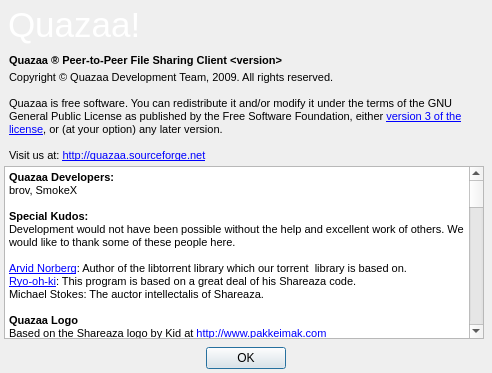
c3c/quazaa, file trunk/UI/dialogabout.ui: the form before one commit.
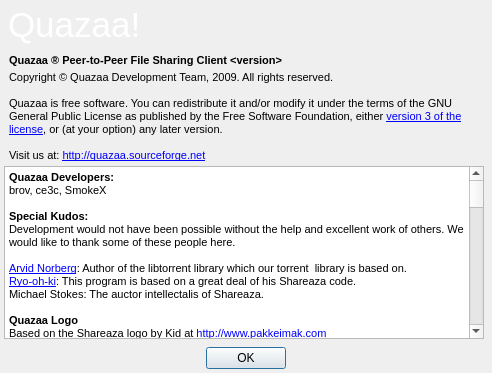
The form after the commit. Icons and pictures are not drawn.

Commit message: Some memory leaks fixed. More changes to Quazaa OS skin.

```diff
--- a/trunk/UI/dialogabout.ui
+++ b/trunk/UI/dialogabout.ui
@@ -162,95 +162,95 @@
         <string>&lt;!DOCTYPE HTML PUBLIC &quot;-//W3C//DTD HTML 4.0//EN&quot; &quot;http://www.w3.org/TR/REC-html40/strict.dtd&quot;&gt;
 &lt;html&gt;&lt;head&gt;&lt;meta name=&quot;qrichtext&quot; content=&quot;1&quot; /&gt;&lt;style type=&quot;text/css&quot;&gt;
 p, li { white-space: pre-wrap; }
-&lt;/style&gt;&lt;/head&gt;&lt;body style=&quot; font-family:'MS Shell Dlg 2'; font-size:8.25pt; font-weight:400; font-style:normal;&quot;&gt;
+&lt;/style&gt;&lt;/head&gt;&lt;body style=&quot; font-family:'Sans'; font-size:9pt; font-weight:400; font-style:normal;&quot;&gt;
 &lt;table border=&quot;0&quot; style=&quot;-qt-table-type: root; margin-top:4px; margin-bottom:4px; margin-left:4px; margin-right:4px;&quot;&gt;
 &lt;tr&gt;
 &lt;td style=&quot;border: none;&quot;&gt;
-&lt;p style=&quot; margin-top:0px; margin-bottom:0px; margin-left:0px; margin-right:0px; -qt-block-indent:0; text-indent:0px;&quot;&gt;&lt;span style=&quot; font-size:8pt; font-weight:600;&quot;&gt;Quazaa Developers:&lt;/span&gt;&lt;/p&gt;
-&lt;p style=&quot; margin-top:0px; margin-bottom:0px; margin-left:0px; margin-right:0px; -qt-block-indent:0; text-indent:0px;&quot;&gt;&lt;span style=&quot; font-size:8pt;&quot;&gt;brov, SmokeX&lt;/span&gt;&lt;/p&gt;
-&lt;p style=&quot;-qt-paragraph-type:empty; margin-top:0px; margin-bottom:0px; margin-left:0px; margin-right:0px; -qt-block-indent:0; text-indent:0px; font-size:8pt;&quot;&gt;&lt;/p&gt;
-&lt;p style=&quot; margin-top:0px; margin-bottom:0px; margin-left:0px; margin-right:0px; -qt-block-indent:0; text-indent:0px;&quot;&gt;&lt;span style=&quot; font-size:8pt; font-weight:600;&quot;&gt;Special Kudos:&lt;/span&gt;&lt;/p&gt;
-&lt;p style=&quot; margin-top:0px; margin-bottom:0px; margin-left:0px; margin-right:0px; -qt-block-indent:0; text-indent:0px;&quot;&gt;&lt;span style=&quot; font-size:8pt;&quot;&gt;Development would not have been possible without the help and excellent work of others. We would like to thank some of these people here.&lt;/span&gt;&lt;/p&gt;
-&lt;p style=&quot;-qt-paragraph-type:empty; margin-top:0px; margin-bottom:0px; margin-left:0px; margin-right:0px; -qt-block-indent:0; text-indent:0px; font-size:8pt;&quot;&gt;&lt;/p&gt;
-&lt;p style=&quot; margin-top:0px; margin-bottom:0px; margin-left:0px; margin-right:0px; -qt-block-indent:0; text-indent:0px;&quot;&gt;&lt;a href=&quot;http://www.rasterbar.com&quot;&gt;&lt;span style=&quot; font-size:8pt; text-decoration: underline; color:#0000ff;&quot;&gt;Arvid Norberg&lt;/span&gt;&lt;/a&gt;&lt;span style=&quot; font-size:8pt;&quot;&gt;: Author of the libtorrent library which our torrent  library is based on.&lt;/span&gt;&lt;/p&gt;
-&lt;p style=&quot; margin-top:0px; margin-bottom:0px; margin-left:0px; margin-right:0px; -qt-block-indent:0; text-indent:0px;&quot;&gt;&lt;a href=&quot;http://www.cherubicsoft.com/&quot;&gt;&lt;span style=&quot; font-size:8pt; text-decoration: underline; color:#0000ff;&quot;&gt;Ryo-oh-ki&lt;/span&gt;&lt;/a&gt;&lt;span style=&quot; font-size:8pt;&quot;&gt;: This program is based on a great deal of his Shareaza code. &lt;/span&gt;&lt;/p&gt;
-&lt;p style=&quot; margin-top:0px; margin-bottom:0px; margin-left:0px; margin-right:0px; -qt-block-indent:0; text-indent:0px;&quot;&gt;&lt;span style=&quot; font-size:8pt;&quot;&gt;Michael Stokes: The auctor intellectalis of Shareaza.&lt;/span&gt;&lt;/p&gt;
-&lt;p style=&quot;-qt-paragraph-type:empty; margin-top:0px; margin-bottom:0px; margin-left:0px; margin-right:0px; -qt-block-indent:0; text-indent:0px; font-size:8pt;&quot;&gt;&lt;/p&gt;
-&lt;p style=&quot; margin-top:0px; margin-bottom:0px; margin-left:0px; margin-right:0px; -qt-block-indent:0; text-indent:0px;&quot;&gt;&lt;span style=&quot; font-size:8pt; font-weight:600;&quot;&gt;Quazaa Logo&lt;/span&gt;&lt;/p&gt;
-&lt;p style=&quot; margin-top:0px; margin-bottom:0px; margin-left:0px; margin-right:0px; -qt-block-indent:0; text-indent:0px;&quot;&gt;&lt;span style=&quot; font-size:8pt;&quot;&gt;Based on the Shareaza logo by Kid at &lt;/span&gt;&lt;a href=&quot;http://www.pakkeimak.com&quot;&gt;&lt;span style=&quot; font-size:8pt; text-decoration: underline; color:#0000ff;&quot;&gt;http://www.pakkeimak.com&lt;/span&gt;&lt;/a&gt;&lt;/p&gt;
-&lt;p style=&quot;-qt-paragraph-type:empty; margin-top:0px; margin-bottom:0px; margin-left:0px; margin-right:0px; -qt-block-indent:0; text-indent:0px; font-size:8pt;&quot;&gt;&lt;/p&gt;
-&lt;p style=&quot; margin-top:0px; margin-bottom:0px; margin-left:0px; margin-right:0px; -qt-block-indent:0; text-indent:0px;&quot;&gt;&lt;span style=&quot; font-size:8pt; font-weight:600;&quot;&gt;Quazaa Concept and Design&lt;/span&gt;&lt;/p&gt;
-&lt;p style=&quot; margin-top:0px; margin-bottom:0px; margin-left:0px; margin-right:0px; -qt-block-indent:0; text-indent:0px;&quot;&gt;&lt;span style=&quot; font-size:8pt;&quot;&gt;Cyko, Old Death, Rolandas&lt;/span&gt;&lt;/p&gt;
-&lt;p style=&quot;-qt-paragraph-type:empty; margin-top:0px; margin-bottom:0px; margin-left:0px; margin-right:0px; -qt-block-indent:0; text-indent:0px; font-size:8pt;&quot;&gt;&lt;/p&gt;
-&lt;p style=&quot; margin-top:0px; margin-bottom:0px; margin-left:0px; margin-right:0px; -qt-block-indent:0; text-indent:0px;&quot;&gt;&lt;span style=&quot; font-size:8pt; font-weight:600;&quot;&gt;Quazaa Language Translators&lt;/span&gt;&lt;/p&gt;
-&lt;p style=&quot; margin-top:0px; margin-bottom:0px; margin-left:0px; margin-right:0px; -qt-block-indent:0; text-indent:0px;&quot;&gt;&lt;span style=&quot; font-size:8pt;&quot;&gt;Oce&lt;/span&gt;&lt;/p&gt;
-&lt;p style=&quot;-qt-paragraph-type:empty; margin-top:0px; margin-bottom:0px; margin-left:0px; margin-right:0px; -qt-block-indent:0; text-indent:0px; font-size:8pt;&quot;&gt;&lt;/p&gt;
-&lt;p style=&quot; margin-top:0px; margin-bottom:0px; margin-left:0px; margin-right:0px; -qt-block-indent:0; text-indent:0px;&quot;&gt;&lt;span style=&quot; font-size:8pt; font-weight:600;&quot;&gt;Quazaa Website&lt;/span&gt;&lt;/p&gt;
-&lt;p style=&quot; margin-top:0px; margin-bottom:0px; margin-left:0px; margin-right:0px; -qt-block-indent:0; text-indent:0px;&quot;&gt;&lt;span style=&quot; font-size:8pt;&quot;&gt;ce3c, Cyko&lt;/span&gt;&lt;/p&gt;
-&lt;p style=&quot;-qt-paragraph-type:empty; margin-top:0px; margin-bottom:0px; margin-left:0px; margin-right:0px; -qt-block-indent:0; text-indent:0px; font-size:8pt;&quot;&gt;&lt;/p&gt;
-&lt;p style=&quot; margin-top:0px; margin-bottom:0px; margin-left:0px; margin-right:0px; -qt-block-indent:0; text-indent:0px;&quot;&gt;&lt;span style=&quot; font-size:8pt; font-weight:600;&quot;&gt;Quazaa Wiki&lt;/span&gt;&lt;/p&gt;
-&lt;p style=&quot; margin-top:0px; margin-bottom:0px; margin-left:0px; margin-right:0px; -qt-block-indent:0; text-indent:0px;&quot;&gt;&lt;span style=&quot; font-size:8pt;&quot;&gt;Cyko, Oce, Old Death&lt;/span&gt;&lt;/p&gt;
-&lt;p style=&quot;-qt-paragraph-type:empty; margin-top:0px; margin-bottom:0px; margin-left:0px; margin-right:0px; -qt-block-indent:0; text-indent:0px; font-size:8pt;&quot;&gt;&lt;/p&gt;
-&lt;p style=&quot; margin-top:0px; margin-bottom:0px; margin-left:0px; margin-right:0px; -qt-block-indent:0; text-indent:0px;&quot;&gt;&lt;span style=&quot; font-size:8pt; font-weight:600;&quot;&gt;Quazaa Chat Server Hosting&lt;/span&gt;&lt;/p&gt;
-&lt;p style=&quot; margin-top:0px; margin-bottom:0px; margin-left:0px; margin-right:0px; -qt-block-indent:0; text-indent:0px;&quot;&gt;&lt;span style=&quot; font-size:8pt;&quot;&gt;irc.p2pchat.net&lt;/span&gt;&lt;/p&gt;
-&lt;p style=&quot;-qt-paragraph-type:empty; margin-top:0px; margin-bottom:0px; margin-left:0px; margin-right:0px; -qt-block-indent:0; text-indent:0px; font-size:8pt;&quot;&gt;&lt;/p&gt;
-&lt;p style=&quot; margin-top:0px; margin-bottom:0px; margin-left:0px; margin-right:0px; -qt-block-indent:0; text-indent:0px;&quot;&gt;&lt;span style=&quot; font-size:8pt; font-weight:600;&quot;&gt;Thanks to the Quazaa community!&lt;/span&gt;&lt;/p&gt;
-&lt;p style=&quot; margin-top:0px; margin-bottom:0px; margin-left:0px; margin-right:0px; -qt-block-indent:0; text-indent:0px;&quot;&gt;&lt;span style=&quot; font-size:8pt;&quot;&gt;Thanks to everyone who helped us in the forums and Quazaa IRC chatrooms. Those of you who help new users, troubleshoot user's technical problems, submit bug reports or help create the security lists.&lt;/span&gt;&lt;/p&gt;
-&lt;p style=&quot;-qt-paragraph-type:empty; margin-top:0px; margin-bottom:0px; margin-left:0px; margin-right:0px; -qt-block-indent:0; text-indent:0px; font-size:8pt;&quot;&gt;&lt;/p&gt;
-&lt;p style=&quot; margin-top:0px; margin-bottom:0px; margin-left:0px; margin-right:0px; -qt-block-indent:0; text-indent:0px;&quot;&gt;&lt;span style=&quot; font-size:8pt;&quot;&gt;We give special thanks to the Forum Moderators and Chatroom Operators:&lt;/span&gt;&lt;/p&gt;
-&lt;p style=&quot;-qt-paragraph-type:empty; margin-top:0px; margin-bottom:0px; margin-left:0px; margin-right:0px; -qt-block-indent:0; text-indent:0px; font-size:8pt;&quot;&gt;&lt;/p&gt;
-&lt;p style=&quot; margin-top:0px; margin-bottom:0px; margin-left:0px; margin-right:0px; -qt-block-indent:0; text-indent:0px;&quot;&gt;&lt;span style=&quot; font-size:8pt; font-weight:600;&quot;&gt;Forum Moderators&lt;/span&gt;&lt;/p&gt;
-&lt;p style=&quot; margin-top:0px; margin-bottom:0px; margin-left:0px; margin-right:0px; -qt-block-indent:0; text-indent:0px;&quot;&gt;&lt;span style=&quot; font-size:8pt;&quot;&gt;Quazaa forum superadmins: ce3c, Cyko, Kath, Old Death&lt;/span&gt;&lt;/p&gt;
-&lt;p style=&quot;-qt-paragraph-type:empty; margin-top:0px; margin-bottom:0px; margin-left:0px; margin-right:0px; -qt-block-indent:0; text-indent:0px; font-size:8pt;&quot;&gt;&lt;/p&gt;
-&lt;p style=&quot; margin-top:0px; margin-bottom:0px; margin-left:0px; margin-right:0px; -qt-block-indent:0; text-indent:0px;&quot;&gt;&lt;span style=&quot; font-size:8pt; font-weight:600;&quot;&gt;Quazaa Chat Operators&lt;/span&gt;&lt;/p&gt;
-&lt;p style=&quot; margin-top:0px; margin-bottom:0px; margin-left:0px; margin-right:0px; -qt-block-indent:0; text-indent:0px;&quot;&gt;&lt;span style=&quot; font-size:8pt;&quot;&gt;Kath: Quazaa Super Operator&lt;/span&gt;&lt;/p&gt;
-&lt;p style=&quot;-qt-paragraph-type:empty; margin-top:0px; margin-bottom:0px; margin-left:0px; margin-right:0px; -qt-block-indent:0; text-indent:0px; font-size:8pt;&quot;&gt;&lt;/p&gt;
-&lt;p style=&quot; margin-top:0px; margin-bottom:0px; margin-left:0px; margin-right:0px; -qt-block-indent:0; text-indent:0px;&quot;&gt;&lt;span style=&quot; font-size:8pt; font-weight:600;&quot;&gt;The Shareaza Development Team&lt;/span&gt;&lt;/p&gt;
-&lt;p style=&quot; margin-top:0px; margin-bottom:0px; margin-left:0px; margin-right:0px; -qt-block-indent:0; text-indent:0px;&quot;&gt;&lt;span style=&quot; font-size:8pt;&quot;&gt;ale5000, Cyko_01, dcat, ivan386, Rolandas, Ryo-oh-ki, SkinVista, WildCard, _peer_, _slv_, a178235, brov, ceejay.dk, coolg1026, Cyberbob, DWKnight, Eperales, Frontier, FrYGuY, heavy_baby, Higgy, kevogod, kobayan, ogg123, jlh, jonatkins, micro, Mosteo, Paul Bludov, Rayner, roo_koo_too, Stealth, SteventB, tcwinkler, ten9, Thesage, TUW, Wai, zero9999, Zone-MR, Zootella&lt;/span&gt;&lt;/p&gt;
-&lt;p style=&quot;-qt-paragraph-type:empty; margin-top:0px; margin-bottom:0px; margin-left:0px; margin-right:0px; -qt-block-indent:0; text-indent:0px; font-size:8pt;&quot;&gt;&lt;/p&gt;
-&lt;p style=&quot; margin-top:0px; margin-bottom:0px; margin-left:0px; margin-right:0px; -qt-block-indent:0; text-indent:0px;&quot;&gt;&lt;span style=&quot; font-size:8pt; font-weight:600;&quot;&gt;This application is based largely on:&lt;/span&gt;&lt;/p&gt;
+&lt;p style=&quot; margin-top:0px; margin-bottom:0px; margin-left:0px; margin-right:0px; -qt-block-indent:0; text-indent:0px;&quot;&gt;&lt;span style=&quot; font-family:'MS Shell Dlg 2'; font-size:8pt; font-weight:600;&quot;&gt;Quazaa Developers:&lt;/span&gt;&lt;/p&gt;
+&lt;p style=&quot; margin-top:0px; margin-bottom:0px; margin-left:0px; margin-right:0px; -qt-block-indent:0; text-indent:0px;&quot;&gt;&lt;span style=&quot; font-family:'MS Shell Dlg 2'; font-size:8pt;&quot;&gt;brov, ce3c, SmokeX&lt;/span&gt;&lt;/p&gt;
+&lt;p style=&quot;-qt-paragraph-type:empty; margin-top:0px; margin-bottom:0px; margin-left:0px; margin-right:0px; -qt-block-indent:0; text-indent:0px; font-family:'MS Shell Dlg 2'; font-size:8pt;&quot;&gt;&lt;/p&gt;
+&lt;p style=&quot; margin-top:0px; margin-bottom:0px; margin-left:0px; margin-right:0px; -qt-block-indent:0; text-indent:0px;&quot;&gt;&lt;span style=&quot; font-family:'MS Shell Dlg 2'; font-size:8pt; font-weight:600;&quot;&gt;Special Kudos:&lt;/span&gt;&lt;/p&gt;
+&lt;p style=&quot; margin-top:0px; margin-bottom:0px; margin-left:0px; margin-right:0px; -qt-block-indent:0; text-indent:0px;&quot;&gt;&lt;span style=&quot; font-family:'MS Shell Dlg 2'; font-size:8pt;&quot;&gt;Development would not have been possible without the help and excellent work of others. We would like to thank some of these people here.&lt;/span&gt;&lt;/p&gt;
+&lt;p style=&quot;-qt-paragraph-type:empty; margin-top:0px; margin-bottom:0px; margin-left:0px; margin-right:0px; -qt-block-indent:0; text-indent:0px; font-family:'MS Shell Dlg 2'; font-size:8pt;&quot;&gt;&lt;/p&gt;
+&lt;p style=&quot; margin-top:0px; margin-bottom:0px; margin-left:0px; margin-right:0px; -qt-block-indent:0; text-indent:0px;&quot;&gt;&lt;a href=&quot;http://www.rasterbar.com&quot;&gt;&lt;span style=&quot; font-family:'MS Shell Dlg 2'; font-size:8pt; text-decoration: underline; color:#0000ff;&quot;&gt;Arvid Norberg&lt;/span&gt;&lt;/a&gt;&lt;span style=&quot; font-family:'MS Shell Dlg 2'; font-size:8pt;&quot;&gt;: Author of the libtorrent library which our torrent  library is based on.&lt;/span&gt;&lt;/p&gt;
+&lt;p style=&quot; margin-top:0px; margin-bottom:0px; margin-left:0px; margin-right:0px; -qt-block-indent:0; text-indent:0px;&quot;&gt;&lt;a href=&quot;http://www.cherubicsoft.com/&quot;&gt;&lt;span style=&quot; font-family:'MS Shell Dlg 2'; font-size:8pt; text-decoration: underline; color:#0000ff;&quot;&gt;Ryo-oh-ki&lt;/span&gt;&lt;/a&gt;&lt;span style=&quot; font-family:'MS Shell Dlg 2'; font-size:8pt;&quot;&gt;: This program is based on a great deal of his Shareaza code. &lt;/span&gt;&lt;/p&gt;
+&lt;p style=&quot; margin-top:0px; margin-bottom:0px; margin-left:0px; margin-right:0px; -qt-block-indent:0; text-indent:0px;&quot;&gt;&lt;span style=&quot; font-family:'MS Shell Dlg 2'; font-size:8pt;&quot;&gt;Michael Stokes: The auctor intellectalis of Shareaza.&lt;/span&gt;&lt;/p&gt;
+&lt;p style=&quot;-qt-paragraph-type:empty; margin-top:0px; margin-bottom:0px; margin-left:0px; margin-right:0px; -qt-block-indent:0; text-indent:0px; font-family:'MS Shell Dlg 2'; font-size:8pt;&quot;&gt;&lt;/p&gt;
+&lt;p style=&quot; margin-top:0px; margin-bottom:0px; margin-left:0px; margin-right:0px; -qt-block-indent:0; text-indent:0px;&quot;&gt;&lt;span style=&quot; font-family:'MS Shell Dlg 2'; font-size:8pt; font-weight:600;&quot;&gt;Quazaa Logo&lt;/span&gt;&lt;/p&gt;
+&lt;p style=&quot; margin-top:0px; margin-bottom:0px; margin-left:0px; margin-right:0px; -qt-block-indent:0; text-indent:0px;&quot;&gt;&lt;span style=&quot; font-family:'MS Shell Dlg 2'; font-size:8pt;&quot;&gt;Based on the Shareaza logo by Kid at &lt;/span&gt;&lt;a href=&quot;http://www.pakkeimak.com&quot;&gt;&lt;span style=&quot; font-family:'MS Shell Dlg 2'; font-size:8pt; text-decoration: underline; color:#0000ff;&quot;&gt;http://www.pakkeimak.com&lt;/span&gt;&lt;/a&gt;&lt;/p&gt;
+&lt;p style=&quot;-qt-paragraph-type:empty; margin-top:0px; margin-bottom:0px; margin-left:0px; margin-right:0px; -qt-block-indent:0; text-indent:0px; font-family:'MS Shell Dlg 2'; font-size:8pt;&quot;&gt;&lt;/p&gt;
+&lt;p style=&quot; margin-top:0px; margin-bottom:0px; margin-left:0px; margin-right:0px; -qt-block-indent:0; text-indent:0px;&quot;&gt;&lt;span style=&quot; font-family:'MS Shell Dlg 2'; font-size:8pt; font-weight:600;&quot;&gt;Quazaa Concept and Design&lt;/span&gt;&lt;/p&gt;
+&lt;p style=&quot; margin-top:0px; margin-bottom:0px; margin-left:0px; margin-right:0px; -qt-block-indent:0; text-indent:0px;&quot;&gt;&lt;span style=&quot; font-family:'MS Shell Dlg 2'; font-size:8pt;&quot;&gt;Cyko, Old Death, Rolandas&lt;/span&gt;&lt;/p&gt;
+&lt;p style=&quot;-qt-paragraph-type:empty; margin-top:0px; margin-bottom:0px; margin-left:0px; margin-right:0px; -qt-block-indent:0; text-indent:0px; font-family:'MS Shell Dlg 2'; font-size:8pt;&quot;&gt;&lt;/p&gt;
+&lt;p style=&quot; margin-top:0px; margin-bottom:0px; margin-left:0px; margin-right:0px; -qt-block-indent:0; text-indent:0px;&quot;&gt;&lt;span style=&quot; font-family:'MS Shell Dlg 2'; font-size:8pt; font-weight:600;&quot;&gt;Quazaa Language Translators&lt;/span&gt;&lt;/p&gt;
+&lt;p style=&quot; margin-top:0px; margin-bottom:0px; margin-left:0px; margin-right:0px; -qt-block-indent:0; text-indent:0px;&quot;&gt;&lt;span style=&quot; font-family:'MS Shell Dlg 2'; font-size:8pt;&quot;&gt;Oce&lt;/span&gt;&lt;/p&gt;
+&lt;p style=&quot;-qt-paragraph-type:empty; margin-top:0px; margin-bottom:0px; margin-left:0px; margin-right:0px; -qt-block-indent:0; text-indent:0px; font-family:'MS Shell Dlg 2'; font-size:8pt;&quot;&gt;&lt;/p&gt;
+&lt;p style=&quot; margin-top:0px; margin-bottom:0px; margin-left:0px; margin-right:0px; -qt-block-indent:0; text-indent:0px;&quot;&gt;&lt;span style=&quot; font-family:'MS Shell Dlg 2'; font-size:8pt; font-weight:600;&quot;&gt;Quazaa Website&lt;/span&gt;&lt;/p&gt;
+&lt;p style=&quot; margin-top:0px; margin-bottom:0px; margin-left:0px; margin-right:0px; -qt-block-indent:0; text-indent:0px;&quot;&gt;&lt;span style=&quot; font-family:'MS Shell Dlg 2'; font-size:8pt;&quot;&gt;ce3c, Cyko&lt;/span&gt;&lt;/p&gt;
+&lt;p style=&quot;-qt-paragraph-type:empty; margin-top:0px; margin-bottom:0px; margin-left:0px; margin-right:0px; -qt-block-indent:0; text-indent:0px; font-family:'MS Shell Dlg 2'; font-size:8pt;&quot;&gt;&lt;/p&gt;
+&lt;p style=&quot; margin-top:0px; margin-bottom:0px; margin-left:0px; margin-right:0px; -qt-block-indent:0; text-indent:0px;&quot;&gt;&lt;span style=&quot; font-family:'MS Shell Dlg 2'; font-size:8pt; font-weight:600;&quot;&gt;Quazaa Wiki&lt;/span&gt;&lt;/p&gt;
+&lt;p style=&quot; margin-top:0px; margin-bottom:0px; margin-left:0px; margin-right:0px; -qt-block-indent:0; text-indent:0px;&quot;&gt;&lt;span style=&quot; font-family:'MS Shell Dlg 2'; font-size:8pt;&quot;&gt;Cyko, Oce, Old Death&lt;/span&gt;&lt;/p&gt;
+&lt;p style=&quot;-qt-paragraph-type:empty; margin-top:0px; margin-bottom:0px; margin-left:0px; margin-right:0px; -qt-block-indent:0; text-indent:0px; font-family:'MS Shell Dlg 2'; font-size:8pt;&quot;&gt;&lt;/p&gt;
+&lt;p style=&quot; margin-top:0px; margin-bottom:0px; margin-left:0px; margin-right:0px; -qt-block-indent:0; text-indent:0px;&quot;&gt;&lt;span style=&quot; font-family:'MS Shell Dlg 2'; font-size:8pt; font-weight:600;&quot;&gt;Quazaa Chat Server Hosting&lt;/span&gt;&lt;/p&gt;
+&lt;p style=&quot; margin-top:0px; margin-bottom:0px; margin-left:0px; margin-right:0px; -qt-block-indent:0; text-indent:0px;&quot;&gt;&lt;span style=&quot; font-family:'MS Shell Dlg 2'; font-size:8pt;&quot;&gt;irc.p2pchat.net&lt;/span&gt;&lt;/p&gt;
+&lt;p style=&quot;-qt-paragraph-type:empty; margin-top:0px; margin-bottom:0px; margin-left:0px; margin-right:0px; -qt-block-indent:0; text-indent:0px; font-family:'MS Shell Dlg 2'; font-size:8pt;&quot;&gt;&lt;/p&gt;
+&lt;p style=&quot; margin-top:0px; margin-bottom:0px; margin-left:0px; margin-right:0px; -qt-block-indent:0; text-indent:0px;&quot;&gt;&lt;span style=&quot; font-family:'MS Shell Dlg 2'; font-size:8pt; font-weight:600;&quot;&gt;Thanks to the Quazaa community!&lt;/span&gt;&lt;/p&gt;
+&lt;p style=&quot; margin-top:0px; margin-bottom:0px; margin-left:0px; margin-right:0px; -qt-block-indent:0; text-indent:0px;&quot;&gt;&lt;span style=&quot; font-family:'MS Shell Dlg 2'; font-size:8pt;&quot;&gt;Thanks to everyone who helped us in the forums and Quazaa IRC chatrooms. Those of you who help new users, troubleshoot user's technical problems, submit bug reports or help create the security lists.&lt;/span&gt;&lt;/p&gt;
+&lt;p style=&quot;-qt-paragraph-type:empty; margin-top:0px; margin-bottom:0px; margin-left:0px; margin-right:0px; -qt-block-indent:0; text-indent:0px; font-family:'MS Shell Dlg 2'; font-size:8pt;&quot;&gt;&lt;/p&gt;
+&lt;p style=&quot; margin-top:0px; margin-bottom:0px; margin-left:0px; margin-right:0px; -qt-block-indent:0; text-indent:0px;&quot;&gt;&lt;span style=&quot; font-family:'MS Shell Dlg 2'; font-size:8pt;&quot;&gt;We give special thanks to the Forum Moderators and Chatroom Operators:&lt;/span&gt;&lt;/p&gt;
+&lt;p style=&quot;-qt-paragraph-type:empty; margin-top:0px; margin-bottom:0px; margin-left:0px; margin-right:0px; -qt-block-indent:0; text-indent:0px; font-family:'MS Shell Dlg 2'; font-size:8pt;&quot;&gt;&lt;/p&gt;
+&lt;p style=&quot; margin-top:0px; margin-bottom:0px; margin-left:0px; margin-right:0px; -qt-block-indent:0; text-indent:0px;&quot;&gt;&lt;span style=&quot; font-family:'MS Shell Dlg 2'; font-size:8pt; font-weight:600;&quot;&gt;Forum Moderators&lt;/span&gt;&lt;/p&gt;
+&lt;p style=&quot; margin-top:0px; margin-bottom:0px; margin-left:0px; margin-right:0px; -qt-block-indent:0; text-indent:0px;&quot;&gt;&lt;span style=&quot; font-family:'MS Shell Dlg 2'; font-size:8pt;&quot;&gt;Quazaa forum superadmins: ce3c, Cyko, Kath, Old Death&lt;/span&gt;&lt;/p&gt;
+&lt;p style=&quot;-qt-paragraph-type:empty; margin-top:0px; margin-bottom:0px; margin-left:0px; margin-right:0px; -qt-block-indent:0; text-indent:0px; font-family:'MS Shell Dlg 2'; font-size:8pt;&quot;&gt;&lt;/p&gt;
+&lt;p style=&quot; margin-top:0px; margin-bottom:0px; margin-left:0px; margin-right:0px; -qt-block-indent:0; text-indent:0px;&quot;&gt;&lt;span style=&quot; font-family:'MS Shell Dlg 2'; font-size:8pt; font-weight:600;&quot;&gt;Quazaa Chat Operators&lt;/span&gt;&lt;/p&gt;
+&lt;p style=&quot; margin-top:0px; margin-bottom:0px; margin-left:0px; margin-right:0px; -qt-block-indent:0; text-indent:0px;&quot;&gt;&lt;span style=&quot; font-family:'MS Shell Dlg 2'; font-size:8pt;&quot;&gt;Kath: Quazaa Super Operator&lt;/span&gt;&lt;/p&gt;
+&lt;p style=&quot;-qt-paragraph-type:empty; margin-top:0px; margin-bottom:0px; margin-left:0px; margin-right:0px; -qt-block-indent:0; text-indent:0px; font-family:'MS Shell Dlg 2'; font-size:8pt;&quot;&gt;&lt;/p&gt;
+&lt;p style=&quot; margin-top:0px; margin-bottom:0px; margin-left:0px; margin-right:0px; -qt-block-indent:0; text-indent:0px;&quot;&gt;&lt;span style=&quot; font-family:'MS Shell Dlg 2'; font-size:8pt; font-weight:600;&quot;&gt;The Shareaza Development Team&lt;/span&gt;&lt;/p&gt;
+&lt;p style=&quot; margin-top:0px; margin-bottom:0px; margin-left:0px; margin-right:0px; -qt-block-indent:0; text-indent:0px;&quot;&gt;&lt;span style=&quot; font-family:'MS Shell Dlg 2'; font-size:8pt;&quot;&gt;ale5000, Cyko_01, dcat, ivan386, Rolandas, Ryo-oh-ki, SkinVista, WildCard, _peer_, _slv_, a178235, brov, ceejay.dk, coolg1026, Cyberbob, DWKnight, Eperales, Frontier, FrYGuY, heavy_baby, Higgy, kevogod, kobayan, ogg123, jlh, jonatkins, micro, Mosteo, Paul Bludov, Rayner, roo_koo_too, Stealth, SteventB, tcwinkler, ten9, Thesage, TUW, Wai, zero9999, Zone-MR, Zootella&lt;/span&gt;&lt;/p&gt;
+&lt;p style=&quot;-qt-paragraph-type:empty; margin-top:0px; margin-bottom:0px; margin-left:0px; margin-right:0px; -qt-block-indent:0; text-indent:0px; font-family:'MS Shell Dlg 2'; font-size:8pt;&quot;&gt;&lt;/p&gt;
+&lt;p style=&quot; margin-top:0px; margin-bottom:0px; margin-left:0px; margin-right:0px; -qt-block-indent:0; text-indent:0px;&quot;&gt;&lt;span style=&quot; font-family:'MS Shell Dlg 2'; font-size:8pt; font-weight:600;&quot;&gt;This application is based largely on:&lt;/span&gt;&lt;/p&gt;
 &lt;table border=&quot;0&quot; style=&quot; margin-top:0px; margin-bottom:0px; margin-left:0px; margin-right:0px;&quot; cellspacing=&quot;10&quot; cellpadding=&quot;0&quot;&gt;
 &lt;tr&gt;
 &lt;td&gt;
 &lt;p style=&quot; margin-top:0px; margin-bottom:0px; margin-left:0px; margin-right:0px; -qt-block-indent:0; text-indent:0px;&quot;&gt;&lt;img src=&quot;:/Resource/Credits/Shareaza.png&quot; /&gt;&lt;/p&gt;&lt;/td&gt;
 &lt;td&gt;
-&lt;p style=&quot; margin-top:0px; margin-bottom:0px; margin-left:0px; margin-right:0px; -qt-block-indent:0; text-indent:0px;&quot;&gt;&lt;a href=&quot;http://shareaza.sf.net&quot;&gt;&lt;span style=&quot; font-size:8pt; text-decoration: underline; color:#0000ff;&quot;&gt;Shareaza&lt;/span&gt;&lt;/a&gt;&lt;span style=&quot; font-size:8pt;&quot;&gt;&lt;br /&gt;A multi-network P2P client&lt;/span&gt;&lt;/p&gt;&lt;/td&gt;&lt;/tr&gt;&lt;/table&gt;
-&lt;p style=&quot; margin-top:0px; margin-bottom:0px; margin-left:0px; margin-right:0px; -qt-block-indent:0; text-indent:0px;&quot;&gt;&lt;span style=&quot; font-size:8pt; font-weight:600;&quot;&gt;Quazaa was created using the following tools:&lt;/span&gt;&lt;/p&gt;
+&lt;p style=&quot; margin-top:0px; margin-bottom:0px; margin-left:0px; margin-right:0px; -qt-block-indent:0; text-indent:0px;&quot;&gt;&lt;a href=&quot;http://shareaza.sf.net&quot;&gt;&lt;span style=&quot; font-family:'MS Shell Dlg 2'; font-size:8pt; text-decoration: underline; color:#0000ff;&quot;&gt;Shareaza&lt;/span&gt;&lt;/a&gt;&lt;span style=&quot; font-family:'MS Shell Dlg 2'; font-size:8pt;&quot;&gt;&lt;br /&gt;&lt;/span&gt;&lt;span style=&quot; font-family:'MS Shell Dlg 2'; font-size:8pt;&quot;&gt;A multi-network P2P client&lt;/span&gt;&lt;/p&gt;&lt;/td&gt;&lt;/tr&gt;&lt;/table&gt;
+&lt;p style=&quot; margin-top:0px; margin-bottom:0px; margin-left:0px; margin-right:0px; -qt-block-indent:0; text-indent:0px;&quot;&gt;&lt;span style=&quot; font-family:'MS Shell Dlg 2'; font-size:8pt; font-weight:600;&quot;&gt;Quazaa was created using the following tools:&lt;/span&gt;&lt;/p&gt;
 &lt;table border=&quot;0&quot; style=&quot; margin-top:0px; margin-bottom:0px; margin-left:0px; margin-right:0px;&quot; cellspacing=&quot;10&quot; cellpadding=&quot;0&quot;&gt;
 &lt;tr&gt;
 &lt;td&gt;
 &lt;p style=&quot; margin-top:0px; margin-bottom:0px; margin-left:0px; margin-right:0px; -qt-block-indent:0; text-indent:0px;&quot;&gt;&lt;img src=&quot;:/Resource/Credits/QT.png&quot; /&gt;&lt;/p&gt;&lt;/td&gt;
 &lt;td&gt;
-&lt;p style=&quot; margin-top:0px; margin-bottom:0px; margin-left:0px; margin-right:0px; -qt-block-indent:0; text-indent:0px;&quot;&gt;&lt;a href=&quot;http://qt.nokia.com/&quot;&gt;&lt;span style=&quot; font-size:8pt; text-decoration: underline; color:#0000ff;&quot;&gt;QT&lt;/span&gt;&lt;/a&gt;&lt;span style=&quot; font-size:8pt;&quot;&gt;&lt;br /&gt;The Qt Software Development Kit&lt;/span&gt;&lt;/p&gt;&lt;/td&gt;&lt;/tr&gt;
+&lt;p style=&quot; margin-top:0px; margin-bottom:0px; margin-left:0px; margin-right:0px; -qt-block-indent:0; text-indent:0px;&quot;&gt;&lt;a href=&quot;http://qt.nokia.com/&quot;&gt;&lt;span style=&quot; font-family:'MS Shell Dlg 2'; font-size:8pt; text-decoration: underline; color:#0000ff;&quot;&gt;QT&lt;/span&gt;&lt;/a&gt;&lt;span style=&quot; font-family:'MS Shell Dlg 2'; font-size:8pt;&quot;&gt;&lt;br /&gt;&lt;/span&gt;&lt;span style=&quot; font-family:'MS Shell Dlg 2'; font-size:8pt;&quot;&gt;The Qt Software Development Kit&lt;/span&gt;&lt;/p&gt;&lt;/td&gt;&lt;/tr&gt;
 &lt;tr&gt;
 &lt;td&gt;
 &lt;p style=&quot; margin-top:0px; margin-bottom:0px; margin-left:0px; margin-right:0px; -qt-block-indent:0; text-indent:0px;&quot;&gt;&lt;img src=&quot;:/Resource/Credits/Gimp.png&quot; /&gt;&lt;/p&gt;&lt;/td&gt;
 &lt;td&gt;
-&lt;p style=&quot; margin-top:0px; margin-bottom:0px; margin-left:0px; margin-right:0px; -qt-block-indent:0; text-indent:0px;&quot;&gt;&lt;a href=&quot;http://www.gimp.org&quot;&gt;&lt;span style=&quot; font-size:8pt; text-decoration: underline; color:#0000ff;&quot;&gt;The Gimp&lt;/span&gt;&lt;/a&gt;&lt;span style=&quot; font-size:8pt;&quot;&gt;&lt;br /&gt;A free graphics editor&lt;/span&gt;&lt;/p&gt;&lt;/td&gt;&lt;/tr&gt;&lt;/table&gt;
-&lt;p style=&quot; margin-top:0px; margin-bottom:0px; margin-left:0px; margin-right:0px; -qt-block-indent:0; text-indent:0px;&quot;&gt;&lt;span style=&quot; font-size:8pt; font-weight:600;&quot;&gt;Quazaa uses code and user interface designs from the following programs:&lt;/span&gt;&lt;/p&gt;
+&lt;p style=&quot; margin-top:0px; margin-bottom:0px; margin-left:0px; margin-right:0px; -qt-block-indent:0; text-indent:0px;&quot;&gt;&lt;a href=&quot;http://www.gimp.org&quot;&gt;&lt;span style=&quot; font-family:'MS Shell Dlg 2'; font-size:8pt; text-decoration: underline; color:#0000ff;&quot;&gt;The Gimp&lt;/span&gt;&lt;/a&gt;&lt;span style=&quot; font-family:'MS Shell Dlg 2'; font-size:8pt;&quot;&gt;&lt;br /&gt;&lt;/span&gt;&lt;span style=&quot; font-family:'MS Shell Dlg 2'; font-size:8pt;&quot;&gt;A free graphics editor&lt;/span&gt;&lt;/p&gt;&lt;/td&gt;&lt;/tr&gt;&lt;/table&gt;
+&lt;p style=&quot; margin-top:0px; margin-bottom:0px; margin-left:0px; margin-right:0px; -qt-block-indent:0; text-indent:0px;&quot;&gt;&lt;span style=&quot; font-family:'MS Shell Dlg 2'; font-size:8pt; font-weight:600;&quot;&gt;Quazaa uses code and user interface designs from the following programs:&lt;/span&gt;&lt;/p&gt;
 &lt;table border=&quot;0&quot; style=&quot; margin-top:0px; margin-bottom:0px; margin-left:0px; margin-right:0px;&quot; cellspacing=&quot;10&quot; cellpadding=&quot;0&quot;&gt;
 &lt;tr&gt;
 &lt;td&gt;
 &lt;p style=&quot; margin-top:0px; margin-bottom:0px; margin-left:0px; margin-right:0px; -qt-block-indent:0; text-indent:0px;&quot;&gt;&lt;img src=&quot;:/Resource/Credits/Halite.png&quot; /&gt;&lt;/p&gt;&lt;/td&gt;
 &lt;td&gt;
-&lt;p style=&quot; margin-top:0px; margin-bottom:0px; margin-left:0px; margin-right:0px; -qt-block-indent:0; text-indent:0px;&quot;&gt;&lt;a href=&quot;http://www.binarynotions.com/halite-bittorrent-client&quot;&gt;&lt;span style=&quot; font-size:8pt; text-decoration: underline; color:#0000ff;&quot;&gt;Halte&lt;/span&gt;&lt;/a&gt;&lt;span style=&quot; font-size:8pt;&quot;&gt;&lt;br /&gt;A BitTorrent client&lt;/span&gt;&lt;/p&gt;&lt;/td&gt;&lt;/tr&gt;
+&lt;p style=&quot; margin-top:0px; margin-bottom:0px; margin-left:0px; margin-right:0px; -qt-block-indent:0; text-indent:0px;&quot;&gt;&lt;a href=&quot;http://www.binarynotions.com/halite-bittorrent-client&quot;&gt;&lt;span style=&quot; font-family:'MS Shell Dlg 2'; font-size:8pt; text-decoration: underline; color:#0000ff;&quot;&gt;Halte&lt;/span&gt;&lt;/a&gt;&lt;span style=&quot; font-family:'MS Shell Dlg 2'; font-size:8pt;&quot;&gt;&lt;br /&gt;&lt;/span&gt;&lt;span style=&quot; font-family:'MS Shell Dlg 2'; font-size:8pt;&quot;&gt;A BitTorrent client&lt;/span&gt;&lt;/p&gt;&lt;/td&gt;&lt;/tr&gt;
 &lt;tr&gt;
 &lt;td&gt;
 &lt;p style=&quot; margin-top:0px; margin-bottom:0px; margin-left:0px; margin-right:0px; -qt-block-indent:0; text-indent:0px;&quot;&gt;&lt;img src=&quot;:/Resource/Credits/Frostwire.png&quot; /&gt;&lt;/p&gt;&lt;/td&gt;
 &lt;td&gt;
-&lt;p style=&quot; margin-top:0px; margin-bottom:0px; margin-left:0px; margin-right:0px; -qt-block-indent:0; text-indent:0px;&quot;&gt;&lt;a href=&quot;http://www.frostwire.com&quot;&gt;&lt;span style=&quot; font-size:8pt; text-decoration: underline; color:#0000ff;&quot;&gt;FrostWire&lt;/span&gt;&lt;/a&gt;&lt;span style=&quot; font-size:8pt;&quot;&gt;&lt;br /&gt;A free LimeWire Pro Alternative&lt;/span&gt;&lt;/p&gt;&lt;/td&gt;&lt;/tr&gt;
+&lt;p style=&quot; margin-top:0px; margin-bottom:0px; margin-left:0px; margin-right:0px; -qt-block-indent:0; text-indent:0px;&quot;&gt;&lt;a href=&quot;http://www.frostwire.com&quot;&gt;&lt;span style=&quot; font-family:'MS Shell Dlg 2'; font-size:8pt; text-decoration: underline; color:#0000ff;&quot;&gt;FrostWire&lt;/span&gt;&lt;/a&gt;&lt;span style=&quot; font-family:'MS Shell Dlg 2'; font-size:8pt;&quot;&gt;&lt;br /&gt;&lt;/span&gt;&lt;span style=&quot; font-family:'MS Shell Dlg 2'; font-size:8pt;&quot;&gt;A free LimeWire Pro Alternative&lt;/span&gt;&lt;/p&gt;&lt;/td&gt;&lt;/tr&gt;
 &lt;tr&gt;
 &lt;td&gt;
 &lt;p style=&quot; margin-top:0px; margin-bottom:0px; margin-left:0px; margin-right:0px; -qt-block-indent:0; text-indent:0px;&quot;&gt;&lt;img src=&quot;:/Resource/Networks/EDonkey.png&quot; /&gt;&lt;/p&gt;&lt;/td&gt;
 &lt;td&gt;
-&lt;p style=&quot; margin-top:0px; margin-bottom:0px; margin-left:0px; margin-right:0px; -qt-block-indent:0; text-indent:0px;&quot;&gt;&lt;a href=&quot;http://www.emule-project.net&quot;&gt;&lt;span style=&quot; font-size:8pt; text-decoration: underline; color:#0000ff;&quot;&gt;Emule&lt;/span&gt;&lt;/a&gt;&lt;span style=&quot; font-size:8pt;&quot;&gt;&lt;br /&gt;A free eDonkey/Kad P2P client&lt;/span&gt;&lt;/p&gt;&lt;/td&gt;&lt;/tr&gt;
+&lt;p style=&quot; margin-top:0px; margin-bottom:0px; margin-left:0px; margin-right:0px; -qt-block-indent:0; text-indent:0px;&quot;&gt;&lt;a href=&quot;http://www.emule-project.net&quot;&gt;&lt;span style=&quot; font-family:'MS Shell Dlg 2'; font-size:8pt; text-decoration: underline; color:#0000ff;&quot;&gt;Emule&lt;/span&gt;&lt;/a&gt;&lt;span style=&quot; font-family:'MS Shell Dlg 2'; font-size:8pt;&quot;&gt;&lt;br /&gt;&lt;/span&gt;&lt;span style=&quot; font-family:'MS Shell Dlg 2'; font-size:8pt;&quot;&gt;A free eDonkey/Kad P2P client&lt;/span&gt;&lt;/p&gt;&lt;/td&gt;&lt;/tr&gt;
 &lt;tr&gt;
 &lt;td&gt;
 &lt;p style=&quot; margin-top:0px; margin-bottom:0px; margin-left:0px; margin-right:0px; -qt-block-indent:0; text-indent:0px;&quot;&gt;&lt;img src=&quot;:/Resource/Networks/Ares.png&quot; /&gt;&lt;/p&gt;&lt;/td&gt;
 &lt;td&gt;
-&lt;p style=&quot; margin-top:0px; margin-bottom:0px; margin-left:0px; margin-right:0px; -qt-block-indent:0; text-indent:0px;&quot;&gt;&lt;a href=&quot;http://aresgalaxy.sourceforge.net&quot;&gt;&lt;span style=&quot; font-size:8pt; text-decoration: underline; color:#0000ff;&quot;&gt;Ares&lt;/span&gt;&lt;/a&gt;&lt;span style=&quot; font-size:8pt;&quot;&gt;&lt;br /&gt;An open-source P2P client&lt;/span&gt;&lt;/p&gt;&lt;/td&gt;&lt;/tr&gt;&lt;/table&gt;
-&lt;p style=&quot;-qt-paragraph-type:empty; margin-top:0px; margin-bottom:0px; margin-left:0px; margin-right:0px; -qt-block-indent:0; text-indent:0px; font-size:7pt;&quot;&gt;&lt;/p&gt;
-&lt;p style=&quot; margin-top:0px; margin-bottom:0px; margin-left:0px; margin-right:0px; -qt-block-indent:0; text-indent:0px;&quot;&gt;&lt;span style=&quot; font-size:7pt; color:#000000;&quot;&gt;BitTorrent, the BitTorrent Logo, and Torrent are trademarks of BitTorrent, Inc.&lt;/span&gt;&lt;/p&gt;&lt;/td&gt;&lt;/tr&gt;&lt;/table&gt;&lt;/body&gt;&lt;/html&gt;</string>
+&lt;p style=&quot; margin-top:0px; margin-bottom:0px; margin-left:0px; margin-right:0px; -qt-block-indent:0; text-indent:0px;&quot;&gt;&lt;a href=&quot;http://aresgalaxy.sourceforge.net&quot;&gt;&lt;span style=&quot; font-family:'MS Shell Dlg 2'; font-size:8pt; text-decoration: underline; color:#0000ff;&quot;&gt;Ares&lt;/span&gt;&lt;/a&gt;&lt;span style=&quot; font-family:'MS Shell Dlg 2'; font-size:8pt;&quot;&gt;&lt;br /&gt;&lt;/span&gt;&lt;span style=&quot; font-family:'MS Shell Dlg 2'; font-size:8pt;&quot;&gt;An open-source P2P client&lt;/span&gt;&lt;/p&gt;&lt;/td&gt;&lt;/tr&gt;&lt;/table&gt;
+&lt;p style=&quot;-qt-paragraph-type:empty; margin-top:0px; margin-bottom:0px; margin-left:0px; margin-right:0px; -qt-block-indent:0; text-indent:0px; font-family:'MS Shell Dlg 2'; font-size:7pt;&quot;&gt;&lt;/p&gt;
+&lt;p style=&quot; margin-top:0px; margin-bottom:0px; margin-left:0px; margin-right:0px; -qt-block-indent:0; text-indent:0px;&quot;&gt;&lt;span style=&quot; font-family:'MS Shell Dlg 2'; font-size:7pt; color:#000000;&quot;&gt;BitTorrent, the BitTorrent Logo, and Torrent are trademarks of BitTorrent, Inc.&lt;/span&gt;&lt;/p&gt;&lt;/td&gt;&lt;/tr&gt;&lt;/table&gt;&lt;/body&gt;&lt;/html&gt;</string>
        </property>
        <property name="openExternalLinks">
         <bool>true</bool>
```
The commit also changes 11 other files.
